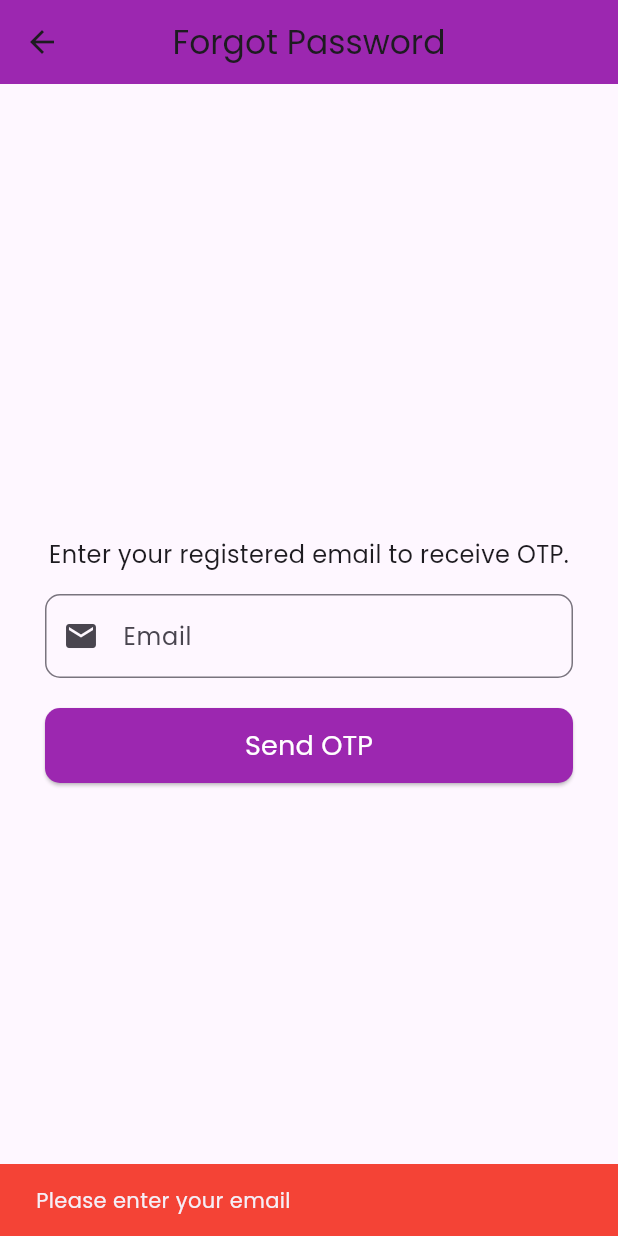
After one commit to skhasan071/college_app, a Flutter app: the SendOtpScreen screen opened directly, after a tap on "Send OTP", on a phone screen of 412 x 824 dp. The commit adds this screen. Run offline on Flutter 3.47's test engine with Material 3 defaults, Android fonts, the phone set to English and light mode, and no system bars; our stand-ins replace geocoding, geolocator, get, google_sign_in, pin_code_fields, share_plus and 1 more; missing offline and left inert: dart:html; accounts and stored records are empty; network calls fail.

Commit message:
password reset added search pag typo bug solved

```diff
--- /dev/null
+++ b/lib/resetPassword/SendOtpScreen.dart
@@ -0,0 +1,100 @@
+import 'package:college_app/resetPassword/verify.dart';
+import 'package:flutter/material.dart';
+import '../services/auth_services.dart';
+
+
+class SendOtpScreen extends StatefulWidget {
+  const SendOtpScreen({super.key});
+
+  @override
+  _SendOtpPageState createState() => _SendOtpPageState();
+}
+
+class _SendOtpPageState extends State<SendOtpScreen> {
+  final TextEditingController emailController = TextEditingController();
+  bool loading = false;
+
+  void _sendOtp() async {
+    final email = emailController.text.trim();
+
+    if (email.isEmpty) {
+      _showSnackbar("Please enter your email", Colors.red);
+      return;
+    }
+
+    setState(() => loading = true);
+    final result = await AuthService.sendOtp(email);
+    if (mounted) {
+      setState(() => loading = false);
+    }
+
+    if (result['success']) {
+      _showSnackbar("OTP sent successfully", Colors.green);
+      Future.delayed(const Duration(milliseconds: 800), () {
+        Navigator.push(
+          context,
+          MaterialPageRoute(builder: (_) => VerifyOtpPage(email: email)),
+        );
+      });
+    } else {
+      _showSnackbar(result['message'], Colors.red);
+    }
+  }
+
+  void _showSnackbar(String message, Color color) {
+    ScaffoldMessenger.of(context).showSnackBar(SnackBar(
+      content: Text(message),
+      backgroundColor: color,
+    ));
+  }
+
+  @override
+  Widget build(BuildContext context) {
+    return Scaffold(
+      appBar: AppBar(
+        title: const Text("Forgot Password"),
+        backgroundColor: Colors.purple,
+        centerTitle: true,
+      ),
+      body: Center(
+        child: Padding(
+          padding: const EdgeInsets.symmetric(horizontal: 30),
+          child: Column(
+            mainAxisSize: MainAxisSize.min,
+            children: [
+              const Text(
+                "Enter your registered email to receive OTP.",
+                style: TextStyle(fontSize: 16),
+              ),
+              const SizedBox(height: 15),
+              TextField(
+                controller: emailController,
+                keyboardType: TextInputType.emailAddress,
+                decoration: InputDecoration(
+                  labelText: "Email",
+                  prefixIcon: const Icon(Icons.email),
+                  border: OutlineInputBorder(borderRadius: BorderRadius.circular(10)),
+                ),
+              ),
+              const SizedBox(height: 20),
+              SizedBox(
+                width: double.infinity,
+                height: 50,
+                child: ElevatedButton(
+                  style: ElevatedButton.styleFrom(
+                    backgroundColor: Colors.purple,
+                    shape: RoundedRectangleBorder(borderRadius: BorderRadius.circular(10)),
+                  ),
+                  onPressed: loading ? null : _sendOtp,
+                  child: loading
+                      ? const CircularProgressIndicator(color: Colors.white)
+                      : const Text("Send OTP", style: TextStyle(color: Colors.white, fontSize: 18)),
+                ),
+              ),
+            ],
+          ),
+        ),
+      ),
+    );
+  }
+}
--- a/lib/services/auth_services.dart
+++ b/lib/services/auth_services.dart
@@ -73,5 +73,56 @@ class AuthService {
       return {"success": false, "message": e.toString()};
     }
   }
+  static Future<Map<String, dynamic>> sendOtp(String email) async {
+    final url = Uri.parse('http://localhost:8080/api/students/student/forgot-password/send-otp');
 
+    try {
+      final response = await http.post(
+        url,
+        headers: {"Content-Type": "application/json"},
+        body: jsonEncode({"email": email}),
+      );
+
+      final data = jsonDecode(response.body);
+
+      if (response.statusCode == 200) {
+        return {"success": true, "message": data['message']};
+      } else {
+        return {"success": false, "message": data['message']};
+      }
+    } catch (e) {
+      return {"success": false, "message": e.toString()};
+    }
+  }
+
+  // 🔹 Verify OTP and reset password
+  static Future<Map<String, dynamic>> verifyOtpAndResetPassword({
+    required String email,
+    required String otp,
+    required String newPassword,
+  }) async {
+    final url = Uri.parse('http://localhost:8080/api/students/student/forgot-password/verify-otp');
+
+    try {
+      final response = await http.post(
+        url,
+        headers: {"Content-Type": "application/json"},
+        body: jsonEncode({
+          "email": email,
+          "otp": otp,
+          "newPassword": newPassword,
+        }),
+      );
+
+      final data = jsonDecode(response.body);
+
+      if (response.statusCode == 200) {
+        return {"success": true, "message": data['message']};
+      } else {
+        return {"success": false, "message": data['message']};
+      }
+    } catch (e) {
+      return {"success": false, "message": e.toString()};
+    }
+  }
 }
--- a/lib/view/Filters&Compare/searchPage.dart
+++ b/lib/view/Filters&Compare/searchPage.dart
@@ -32,7 +32,7 @@ class SelectionPage extends StatelessWidget {
 
   // Mapping of countries to their states
   final Map<String, List<String>> countryStates = {
-    'India': ['Delhi', 'Maharashtra', 'Bangalore', 'Karnataka', 'Kolkata'],
+    'India': ['Delhi', 'Maharashtra', 'Gujarat', 'Karnataka', 'Kolkata'],
     'USA': ['California', 'Texas', 'Florida', 'New York'],
     'Germany': ['Berlin', 'Hamburg', 'Munich'],
     'UK': ['England', 'Scotland', 'Wales'],
--- a/lib/view/SignUpLogin/login.dart
+++ b/lib/view/SignUpLogin/login.dart
@@ -8,6 +8,7 @@ import 'package:google_sign_in/google_sign_in.dart';
 import 'package:shared_preferences/shared_preferences.dart';
 import 'package:http/http.dart' as http;
 import 'dart:convert';
+import '../../resetPassword/SendOtpScreen.dart';
 import '../../view_model/data_loader.dart';
 import '../home_page.dart';
 import '../emailverification.dart';
@@ -164,7 +165,7 @@ class _LoginPageState extends State<LoginPage> {
                   Navigator.push(
                     context,
                     MaterialPageRoute(
-                      builder: (context) => const EmailVerification(),
+                      builder: (context) => SendOtpScreen(),
                     ),
                   );
                 },
```
Also changed, not shown: lib/resetPassword/verify.dart (added, +140 -0 lines), lib/view/passwordreset.dart (deleted, +0 -148 lines).
